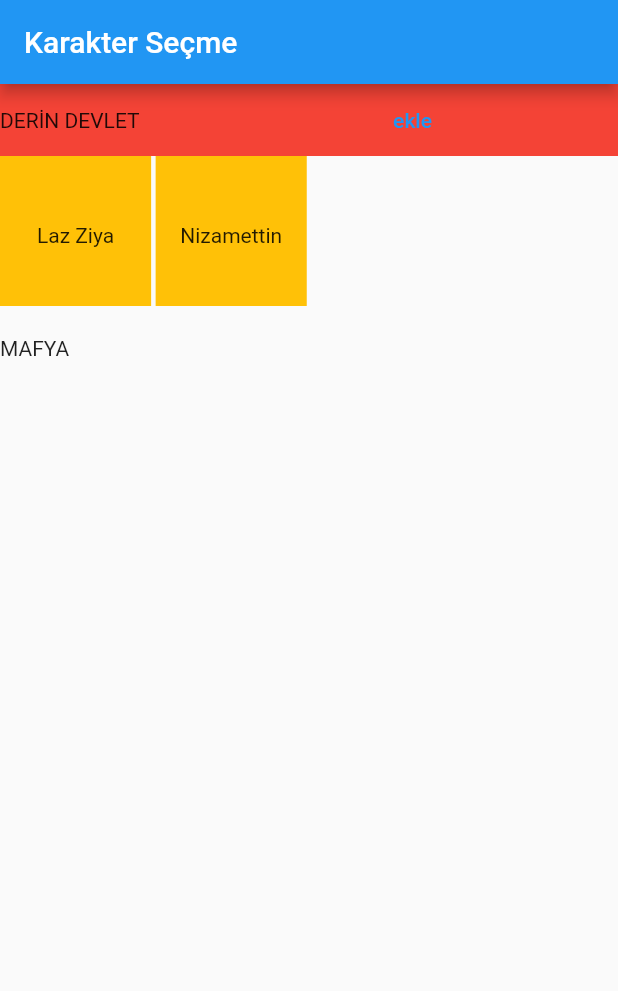
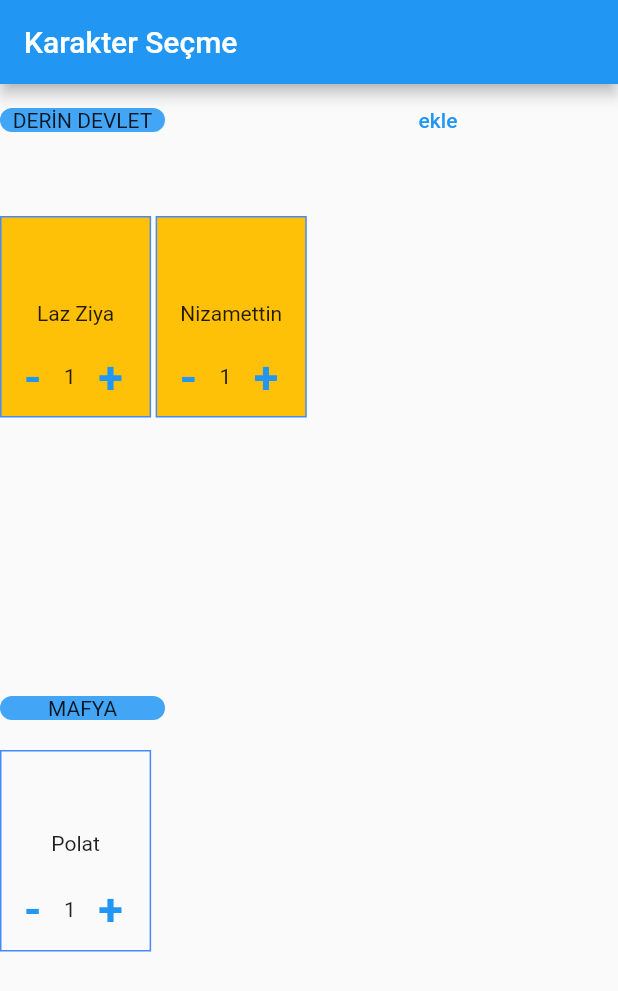
Before and after one commit to TurcanVeli/kurtlar_Sofrasi, a Flutter app: the screen it shows after launch, on a phone screen of 412 x 824 dp. Shown: the top 991 px of the screen. Run offline on Flutter 3.47's test engine with Material 2 defaults, Android fonts, the phone set to English and light mode, and no system bars.

Commit message:
uptaded roles page

```diff
--- a/kurtlar/lib/frontend/pages/roles_view.dart
+++ b/kurtlar/lib/frontend/pages/roles_view.dart
@@ -20,11 +20,15 @@ class _rolesPageState extends State<rolesPage> {
           crossAxisAlignment: CrossAxisAlignment.start,
           children: <Widget>[
             Container(
-              color: Colors.red,
               child: Row(
                 mainAxisAlignment: MainAxisAlignment.start,
                 children: [
                   Container(
+                    width: 110,
+                    decoration: BoxDecoration(
+                      color: Colors.blue.shade400,
+                      borderRadius: BorderRadius.circular(10),
+                    ),
                     child: Center(
                       child: Text("DERİN DEVLET"),
                     ),
@@ -39,11 +43,13 @@ class _rolesPageState extends State<rolesPage> {
                 ],
               ),
             ),
+            SizedBox(
+              height: 40,
+            ),
             Container(
-              height: 100,
+              height: 300,
               child: GridView.builder(
                   scrollDirection: Axis.vertical,
-                  physics: NeverScrollableScrollPhysics(),
                   primary: true,
                   shrinkWrap: true,
                   addAutomaticKeepAlives: true,
@@ -57,13 +63,53 @@ class _rolesPageState extends State<rolesPage> {
                   itemCount: mafias.length,
                   itemBuilder: (BuildContext ctx, index) {
                     return Container(
-                      color: Colors.amber,
+                      decoration: BoxDecoration(
+                        color: Colors.amber,
+                        border: Border.all(color: Colors.blueAccent),
+                      ),
                       child: Column(
+                        mainAxisAlignment: MainAxisAlignment.spaceAround,
                         children: [
                           SizedBox(
-                            height: 45,
+                            height: 30,
                           ),
-                          Text(mafias[index].GetName)
+                          Text(mafias[index].GetName),
+                          Row(
+                            children: [
+                              SizedBox(
+                                width: 15,
+                              ),
+                              GestureDetector(
+                                onTap: () {
+                                  print("sdf");
+                                },
+                                child: Text(
+                                  "-",
+                                  style: TextStyle(
+                                      color: Colors.blue,
+                                      fontSize: 30,
+                                      fontWeight: FontWeight.bold),
+                                ),
+                              ),
+                              SizedBox(
+                                width: 15,
+                              ),
+                              Text("1"),
+                              SizedBox(
+                                width: 15,
+                              ),
+                              GestureDetector(
+                                onTap: () {},
+                                child: Text(
+                                  "+",
+                                  style: TextStyle(
+                                      color: Colors.blue,
+                                      fontSize: 30,
+                                      fontWeight: FontWeight.bold),
+                                ),
+                              )
+                            ],
+                          )
                         ],
                       ),
                     );
@@ -73,8 +119,84 @@ class _rolesPageState extends State<rolesPage> {
               height: 20,
             ),
             Container(
-              child: Text("MAFYA"),
+              width: 110,
+              decoration: BoxDecoration(
+                color: Colors.blue.shade400,
+                borderRadius: BorderRadius.circular(10),
+              ),
+              child: Center(child: Text("MAFYA")),
             ),
+            SizedBox(
+              height: 20,
+            ),
+            Container(
+              height: 400,
+              child: GridView.builder(
+                  physics: NeverScrollableScrollPhysics(),
+                  primary: true,
+                  shrinkWrap: true,
+                  addAutomaticKeepAlives: true,
+                  padding: EdgeInsets.all(0),
+                  gridDelegate: new SliverGridDelegateWithFixedCrossAxisCount(
+                      mainAxisSpacing: 2,
+                      crossAxisSpacing: 3,
+                      crossAxisCount: 4,
+                      childAspectRatio: MediaQuery.of(context).size.width /
+                          (MediaQuery.of(context).size.height / 1.5)),
+                  itemCount: goverment.length,
+                  itemBuilder: (BuildContext ctx, index) {
+                    return Container(
+                      decoration: BoxDecoration(
+                        border: Border.all(color: Colors.blueAccent),
+                      ),
+                      child: Column(
+                        mainAxisAlignment: MainAxisAlignment.spaceAround,
+                        children: [
+                          SizedBox(
+                            height: 25,
+                          ),
+                          Text(goverment[index].GetName),
+                          Row(
+                            children: [
+                              SizedBox(
+                                width: 15,
+                              ),
+                              GestureDetector(
+                                onTap: () {
+
+                                },
+                                child: Text(
+                                  "-",
+                                  style: TextStyle(
+                                      color: Colors.blue,
+                                      fontSize: 30,
+                                      fontWeight: FontWeight.bold),
+                                ),
+                              ),
+                              SizedBox(
+                                width: 15,
+                              ),
+                              Text("1"),
+                              SizedBox(
+                                width: 15,
+                              ),
+                              GestureDetector(
+                                onTap: () {},
+                                child: Text(
+                                  "+",
+                                  style: TextStyle(
+                                      color: Colors.blue,
+                                      fontSize: 30,
+                                      fontWeight: FontWeight.bold),
+                                ),
+                              )
+                            ],
+                          )
+                        ],
+                      ),
+                    );
+                  }),
+            )
           ],
         ),
       ),
```
